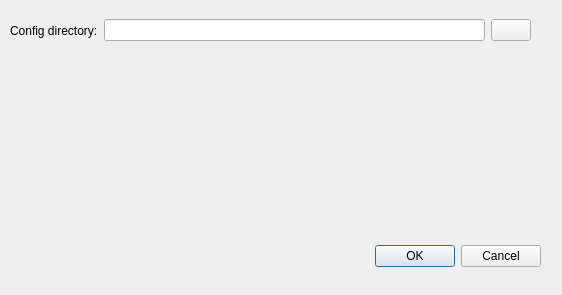
Above: src/settingsdialog.ui from zy31415/booktags before the change. Below: the same form after it.
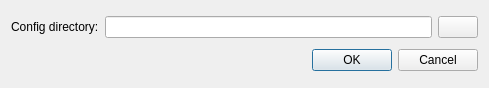
That is the form after the change. Icons and pictures are not drawn.

Diff of the .ui file:
```diff
--- a/src/settingsdialog.ui
+++ b/src/settingsdialog.ui
@@ -6,38 +6,15 @@
    <rect>
     <x>0</x>
     <y>0</y>
-    <width>562</width>
-    <height>295</height>
+    <width>489</width>
+    <height>88</height>
    </rect>
   </property>
   <property name="windowTitle">
    <string>Dialog</string>
   </property>
-  <widget class="QDialogButtonBox" name="buttonBox">
-   <property name="geometry">
-    <rect>
-     <x>200</x>
-     <y>240</y>
-     <width>341</width>
-     <height>32</height>
-    </rect>
-   </property>
-   <property name="orientation">
-    <enum>Qt::Horizontal</enum>
-   </property>
-   <property name="standardButtons">
-    <set>QDialogButtonBox::Cancel|QDialogButtonBox::Ok</set>
-   </property>
-  </widget>
-  <widget class="QWidget" name="horizontalLayoutWidget">
-   <property name="geometry">
-    <rect>
-     <x>10</x>
-     <y>10</y>
-     <width>521</width>
-     <height>41</height>
-    </rect>
-   </property>
+  <layout class="QVBoxLayout" name="verticalLayout">
+   <item>
    <layout class="QHBoxLayout" name="horizontalLayout">
     <item>
      <widget class="QLabel" name="label">
@@ -65,7 +42,18 @@
      </widget>
     </item>
    </layout>
-  </widget>
+   </item>
+   <item>
+    <widget class="QDialogButtonBox" name="buttonBox">
+     <property name="orientation">
+      <enum>Qt::Horizontal</enum>
+     </property>
+     <property name="standardButtons">
+      <set>QDialogButtonBox::Cancel|QDialogButtonBox::Ok</set>
+     </property>
+    </widget>
+   </item>
+  </layout>
  </widget>
  <resources>
   <include location="resources.qrc"/>
```
Left out of the diff: 15 changed lines with no effect on the pictures. Lines whose indentation alone changed are shown as unchanged.
